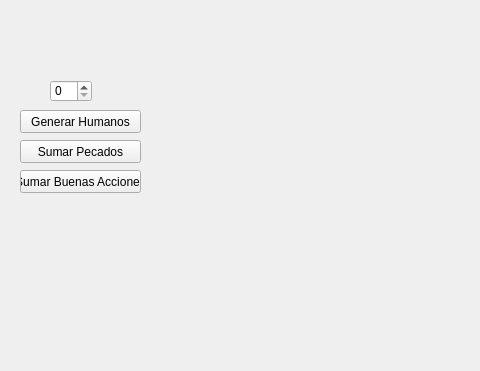
Before: the Qt Designer form mainwindow.ui in ale-777/AvengersGame, drawn with Qt 5; both pictures show x 0 to 480 and y 0 to 371 of the 800 by 600 pixel window.
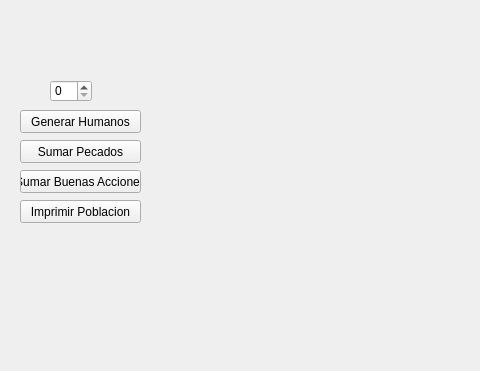
After: the same form once the commit is applied.

Commit message: Cambio a ListaHumanos (poblacion) a lista circular

What changed in the file:
```diff
--- a/mainwindow.ui
+++ b/mainwindow.ui
@@ -63,6 +63,19 @@
      <string>Sumar Buenas Acciones</string>
     </property>
    </widget>
+   <widget class="QPushButton" name="pushButton">
+    <property name="geometry">
+     <rect>
+      <x>20</x>
+      <y>200</y>
+      <width>121</width>
+      <height>23</height>
+     </rect>
+    </property>
+    <property name="text">
+     <string>Imprimir Poblacion</string>
+    </property>
+   </widget>
   </widget>
   <widget class="QMenuBar" name="menubar">
    <property name="geometry">
```
The commit also changes 5 other files.
